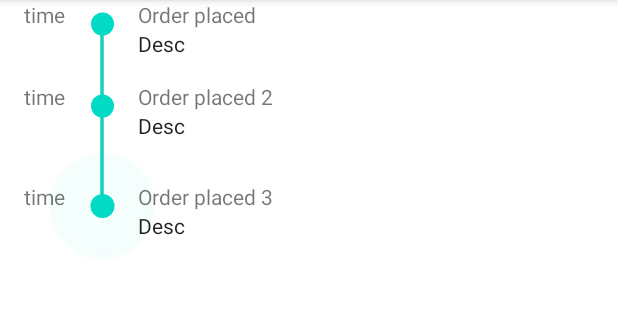
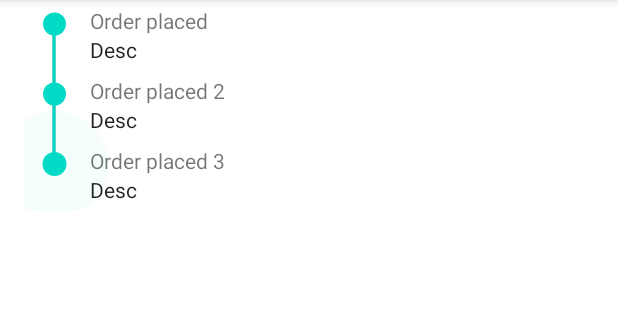
Before and after one commit to mzk-coder/StepperView, an Android app: the screen it shows after launch (MainActivity), on a phone screen of 412 x 824 dp, the part 84-404 px from its top. Run offline under Robolectric (Android 15) with nearby library versions, the phone set to English and light mode, and no system bars.

Commit message:
changes for title & description only

```diff
--- a/app/src/main/java/co/in/mzk/stepperview/StepAdapter.kt
+++ b/app/src/main/java/co/in/mzk/stepperview/StepAdapter.kt
@@ -22,9 +22,11 @@ class StepAdapter(private val items: List<MyItem>) : TimelineAdapter<StepAdapter
     override fun bindView(timelineStep: TimelineStep, item: MyItem) {
 
         with(timelineStep) {
+
             setActive(item.isActive)
-            setAnchor(item.formattedDate)
+            //setAnchor(item.formattedDate)
             setSubtitle(item.desc)
+            setAnchorMaxWidth(24)
 //            setSubtitleTextAppearance(R.style.SubTitleText)
 //            setAnchorTextAppearance(R.style.AnchorText)
 //            setTitleTextAppearance(R.style.Titl)
--- a/stepper/src/main/java/co/in/mzk/stepper/TimelineLayout.kt
+++ b/stepper/src/main/java/co/in/mzk/stepper/TimelineLayout.kt
@@ -6,10 +6,12 @@ import android.graphics.Rect
 import androidx.annotation.ColorInt
 import androidx.annotation.StyleRes
 import android.util.AttributeSet
+import android.util.Log
 import android.view.*
 import android.view.animation.LinearInterpolator
 import android.widget.FrameLayout
 import android.widget.TableLayout
+import androidx.core.view.setPadding
 
 
 public class TimelineLayout(context: Context, attrs: AttributeSet?, defStyleAttr: Int)
@@ -164,6 +166,8 @@ public class TimelineLayout(context: Context, attrs: AttributeSet?, defStyleAttr
             val scaleEnd = (activeDotTopMargin + (activeDot.measuredHeight / 2) - progressBarForegroundTopMargin) /
                     progressBarBackground.measuredHeight.toFloat()
 
+            Log.d("scaleEnd", "scaleEnd: $scaleEnd")
+
             progressBarForeground
                 .animate()
                 .setStartDelay(resources.getInteger(R.integer.sequence_step_duration).toLong())
@@ -210,12 +214,12 @@ public class TimelineLayout(context: Context, attrs: AttributeSet?, defStyleAttr
     override fun addView(child: View, index: Int, params: ViewGroup.LayoutParams) {
         if (child is TimelineStep) {
             if (child.isActive()) {
-                child.setPadding(
-                    0,
-                    if (stepsWrapper.childCount == 0) 0 else resources.getDimensionPixelSize(R.dimen.sequence_active_step_padding_top), //no paddingTop if first step is active
-                    0,
-                    resources.getDimensionPixelSize(R.dimen.sequence_active_step_padding_bottom)
-                )
+                child.setPadding(0)
+//                child.setPadding(
+//                    0, if (stepsWrapper.childCount == 0) 0 else resources.getDimensionPixelSize(R.dimen.sequence_active_step_padding_top), //no paddingTop if first step is active
+//                    0,
+//                    resources.getDimensionPixelSize(R.dimen.sequence_active_step_padding_bottom)
+//                )
             }
             stepsWrapper.addView(child, params)
             return
--- a/stepper/src/main/java/co/in/mzk/stepper/TimelineStep.kt
+++ b/stepper/src/main/java/co/in/mzk/stepper/TimelineStep.kt
@@ -41,7 +41,7 @@ public class TimelineStep(context: Context?, attrs: AttributeSet?)
         title = findViewById(R.id.title)
 
         setupAnchor(attributes)
-        setupAnchorWidth(attributes)
+        //setupAnchorWidth(attributes)
         setupAnchorTextAppearance(attributes)
         setupTitle(attributes)
         setupTitleTextAppearance(attributes)
--- a/stepper/src/main/res/layout/timeline_step.xml
+++ b/stepper/src/main/res/layout/timeline_step.xml
@@ -20,14 +20,16 @@
         android:paddingLeft="0dp"
         android:paddingBottom="16dp"
         tools:layout_width="64dp"
-        tools:text="30 Nov"/>
+        tools:text="30 Nov"
+        android:visibility="gone"/>
 
     <LinearLayout
         android:layout_width="0dp"
         android:layout_height="wrap_content"
         android:layout_weight="1"
-        android:orientation="vertical"
-        android:paddingBottom="16dp">
+        android:layout_marginTop="4dp"
+        android:layout_marginBottom="4dp"
+        android:orientation="vertical">
 
 
         <LinearLayout
```
